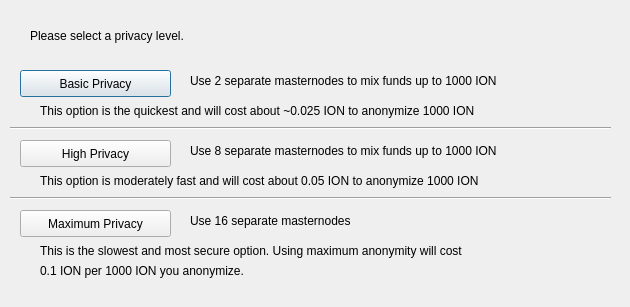
First picture: the form in src/qt/forms/stashedsendconfig.ui, repository willemjez/ion-old, before the edit.
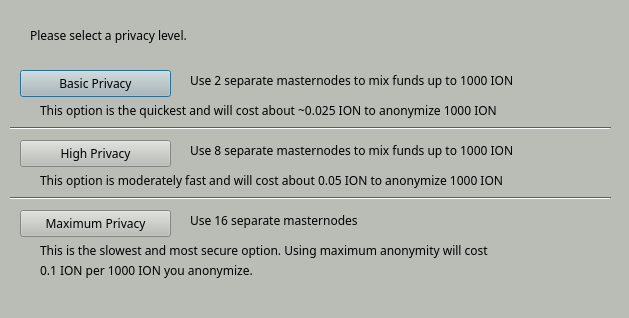
Second picture: the form after the edit.

Commit message: 🛠️🛠️🐼 Design, about window 💩 flushed 🚽, 😳files except src dir replaced😳

What changed in the file:
```diff
--- a/src/qt/forms/stashedsendconfig.ui
+++ b/src/qt/forms/stashedsendconfig.ui
@@ -6,10 +6,430 @@
    <rect>
     <x>0</x>
     <y>0</y>
-    <width>630</width>
-    <height>307</height>
+    <width>629</width>
+    <height>318</height>
    </rect>
   </property>
+  <property name="palette">
+   <palette>
+    <active>
+     <colorrole role="WindowText">
+      <brush brushstyle="SolidPattern">
+       <color alpha="255">
+        <red>0</red>
+        <green>0</green>
+        <blue>0</blue>
+       </color>
+      </brush>
+     </colorrole>
+     <colorrole role="Button">
+      <brush brushstyle="SolidPattern">
+       <color alpha="255">
+        <red>186</red>
+        <green>189</green>
+        <blue>182</blue>
+       </color>
+      </brush>
+     </colorrole>
+     <colorrole role="Light">
+      <brush brushstyle="SolidPattern">
+       <color alpha="255">
+        <red>255</red>
+        <green>255</green>
+        <blue>255</blue>
+       </color>
+      </brush>
+     </colorrole>
+     <colorrole role="Midlight">
+      <brush brushstyle="SolidPattern">
+       <color alpha="255">
+        <red>220</red>
+        <green>222</green>
+        <blue>218</blue>
+       </color>
+      </brush>
+     </colorrole>
+     <colorrole role="Dark">
+      <brush brushstyle="SolidPattern">
+       <color alpha="255">
+        <red>93</red>
+        <green>94</green>
+        <blue>91</blue>
+       </color>
+      </brush>
+     </colorrole>
+     <colorrole role="Mid">
+      <brush brushstyle="SolidPattern">
+       <color alpha="255">
+        <red>124</red>
+        <green>126</green>
+        <blue>121</blue>
+       </color>
+      </brush>
+     </colorrole>
+     <colorrole role="Text">
+      <brush brushstyle="SolidPattern">
+       <color alpha="255">
+        <red>0</red>
+        <green>0</green>
+        <blue>0</blue>
+       </color>
+      </brush>
+     </colorrole>
+     <colorrole role="BrightText">
+      <brush brushstyle="SolidPattern">
+       <color alpha="255">
+        <red>255</red>
+        <green>255</green>
+        <blue>255</blue>
+       </color>
+      </brush>
+     </colorrole>
+     <colorrole role="ButtonText">
+      <brush brushstyle="SolidPattern">
+       <color alpha="255">
+        <red>0</red>
+        <green>0</green>
+        <blue>0</blue>
+       </color>
+      </brush>
+     </colorrole>
+     <colorrole role="Base">
+      <brush brushstyle="SolidPattern">
+       <color alpha="255">
+        <red>255</red>
+        <green>255</green>
+        <blue>255</blue>
+       </color>
+      </brush>
+     </colorrole>
+     <colorrole role="Window">
+      <brush brushstyle="SolidPattern">
+       <color alpha="255">
+        <red>186</red>
+        <green>189</green>
+        <blue>182</blue>
+       </color>
+      </brush>
+     </colorrole>
+     <colorrole role="Shadow">
+      <brush brushstyle="SolidPattern">
+       <color alpha="255">
+        <red>0</red>
+        <green>0</green>
+        <blue>0</blue>
+       </color>
+      </brush>
+     </colorrole>
+     <colorrole role="AlternateBase">
+      <brush brushstyle="SolidPattern">
+       <color alpha="255">
+        <red>220</red>
+        <green>222</green>
+        <blue>218</blue>
+       </color>
+      </brush>
+     </colorrole>
+     <colorrole role="ToolTipBase">
+      <brush brushstyle="SolidPattern">
+       <color alpha="255">
+        <red>255</red>
+        <green>255</green>
+        <blue>220</blue>
+       </color>
+      </brush>
+     </colorrole>
+     <colorrole role="ToolTipText">
+      <brush brushstyle="SolidPattern">
+       <color alpha="255">
+        <red>0</red>
+        <green>0</green>
+        <blue>0</blue>
+       </color>
+      </brush>
+     </colorrole>
+    </active>
+    <inactive>
+     <colorrole role="WindowText">
+      <brush brushstyle="SolidPattern">
+       <color alpha="255">
+        <red>0</red>
+        <green>0</green>
+        <blue>0</blue>
+       </color>
+      </brush>
+     </colorrole>
+     <colorrole role="Button">
+      <brush brushstyle="SolidPattern">
+       <color alpha="255">
+        <red>186</red>
+        <green>189</green>
+        <blue>182</blue>
+       </color>
+      </brush>
+     </colorrole>
+     <colorrole role="Light">
+      <brush brushstyle="SolidPattern">
+       <color alpha="255">
+        <red>255</red>
+        <green>255</green>
+        <blue>255</blue>
+       </color>
+      </brush>
+     </colorrole>
+     <colorrole role="Midlight">
+      <brush brushstyle="SolidPattern">
+       <color alpha="255">
+        <red>220</red>
+        <green>222</green>
+        <blue>218</blue>
+       </color>
+      </brush>
+     </colorrole>
+     <colorrole role="Dark">
+      <brush brushstyle="SolidPattern">
+       <color alpha="255">
+        <red>93</red>
+        <green>94</green>
+        <blue>91</blue>
+       </color>
+      </brush>
+     </colorrole>
+     <colorrole role="Mid">
+      <brush brushstyle="SolidPattern">
+       <color alpha="255">
+        <red>124</red>
+        <green>126</green>
+        <blue>121</blue>
+       </color>
+      </brush>
+     </colorrole>
+     <colorrole role="Text">
+      <brush brushstyle="SolidPattern">
+       <color alpha="255">
+        <red>0</red>
+        <green>0</green>
+        <blue>0</blue>
+       </color>
+      </brush>
+     </colorrole>
+     <colorrole role="BrightText">
+      <brush brushstyle="SolidPattern">
+       <color alpha="255">
+        <red>255</red>
+        <green>255</green>
+        <blue>255</blue>
+       </color>
+      </brush>
+     </colorrole>
+     <colorrole role="ButtonText">
+      <brush brushstyle="SolidPattern">
+       <color alpha="255">
+        <red>0</red>
+        <green>0</green>
+        <blue>0</blue>
+       </color>
+      </brush>
+     </colorrole>
+     <colorrole role="Base">
+      <brush brushstyle="SolidPattern">
+       <color alpha="255">
+        <red>255</red>
+        <green>255</green>
+        <blue>255</blue>
+       </color>
+      </brush>
+     </colorrole>
+     <colorrole role="Window">
+      <brush brushstyle="SolidPattern">
+       <color alpha="255">
+        <red>186</red>
+        <green>189</green>
+        <blue>182</blue>
+       </color>
+      </brush>
+     </colorrole>
+     <colorrole role="Shadow">
+      <brush brushstyle="SolidPattern">
+       <color alpha="255">
+        <red>0</red>
+        <green>0</green>
+        <blue>0</blue>
+       </color>
+      </brush>
+     </colorrole>
+     <colorrole role="AlternateBase">
+      <brush brushstyle="SolidPattern">
+       <color alpha="255">
+        <red>220</red>
+        <green>222</green>
+        <blue>218</blue>
+       </color>
+      </brush>
+     </colorrole>
+     <colorrole role="ToolTipBase">
+      <brush brushstyle="SolidPattern">
+       <color alpha="255">
+        <red>255</red>
+        <green>255</green>
+        <blue>220</blue>
+       </color>
+      </brush>
+     </colorrole>
+     <colorrole role="ToolTipText">
+      <brush brushstyle="SolidPattern">
+       <color alpha="255">
+        <red>0</red>
+        <green>0</green>
+        <blue>0</blue>
+       </color>
+      </brush>
+     </colorrole>
+    </inactive>
+    <disabled>
+     <colorrole role="WindowText">
+      <brush brushstyle="SolidPattern">
+       <color alpha="255">
+        <red>93</red>
+        <green>94</green>
+        <blue>91</blue>
+       </color>
+      </brush>
+     </colorrole>
+     <colorrole role="Button">
+      <brush brushstyle="SolidPattern">
+       <color alpha="255">
+        <red>186</red>
+        <green>189</green>
+        <blue>182</blue>
+       </color>
+      </brush>
+     </colorrole>
+     <colorrole role="Light">
+      <brush brushstyle="SolidPattern">
+       <color alpha="255">
+        <red>255</red>
+        <green>255</green>
+        <blue>255</blue>
+       </color>
+      </brush>
+     </colorrole>
+     <colorrole role="Midlight">
+      <brush brushstyle="SolidPattern">
+       <color alpha="255">
+        <red>220</red>
+        <green>222</green>
+        <blue>218</blue>
+       </color>
+      </brush>
+     </colorrole>
+     <colorrole role="Dark">
+      <brush brushstyle="SolidPattern">
+       <color alpha="255">
+        <red>93</red>
+        <green>94</green>
+        <blue>91</blue>
+       </color>
+      </brush>
+     </colorrole>
+     <colorrole role="Mid">
+      <brush brushstyle="SolidPattern">
+       <color alpha="255">
+        <red>124</red>
+        <green>126</green>
+        <blue>121</blue>
+       </color>
+      </brush>
+     </colorrole>
+     <colorrole role="Text">
+      <brush brushstyle="SolidPattern">
+       <color alpha="255">
+        <red>93</red>
+        <green>94</green>
+        <blue>91</blue>
+       </color>
+      </brush>
+     </colorrole>
+     <colorrole role="BrightText">
+      <brush brushstyle="SolidPattern">
+       <color alpha="255">
+        <red>255</red>
+        <green>255</green>
+        <blue>255</blue>
+       </color>
+      </brush>
+     </colorrole>
+     <colorrole role="ButtonText">
+      <brush brushstyle="SolidPattern">
+       <color alpha="255">
+        <red>93</red>
+        <green>94</green>
+        <blue>91</blue>
+       </color>
+      </brush>
+     </colorrole>
+     <colorrole role="Base">
+      <brush brushstyle="SolidPattern">
+       <color alpha="255">
+        <red>186</red>
+        <green>189</green>
+        <blue>182</blue>
+       </color>
+      </brush>
+     </colorrole>
+     <colorrole role="Window">
+      <brush brushstyle="SolidPattern">
+       <color alpha="255">
+        <red>186</red>
+        <green>189</green>
+        <blue>182</blue>
+       </color>
+      </brush>
+     </colorrole>
+     <colorrole role="Shadow">
+      <brush brushstyle="SolidPattern">
+       <color alpha="255">
+        <red>0</red>
+        <green>0</green>
+        <blue>0</blue>
+       </color>
+      </brush>
+     </colorrole>
+     <colorrole role="AlternateBase">
+      <brush brushstyle="SolidPattern">
+       <color alpha="255">
+        <red>186</red>
+        <green>189</green>
+        <blue>182</blue>
+       </color>
+      </brush>
+     </colorrole>
+     <colorrole role="ToolTipBase">
+      <brush brushstyle="SolidPattern">
+       <color alpha="255">
+        <red>255</red>
+        <green>255</green>
+        <blue>220</blue>
+       </color>
+      </brush>
+     </colorrole>
+     <colorrole role="ToolTipText">
+      <brush brushstyle="SolidPattern">
+       <color alpha="255">
+        <red>0</red>
+        <green>0</green>
+        <blue>0</blue>
+       </color>
+      </brush>
+     </colorrole>
+    </disabled>
+   </palette>
+  </property>
+  <property name="font">
+   <font>
+    <family>Sawasdee</family>
+   </font>
+  </property>
   <property name="windowTitle">
    <string>Configure Stashedsend</string>
   </property>
```
The commit also changes 555 other files.
